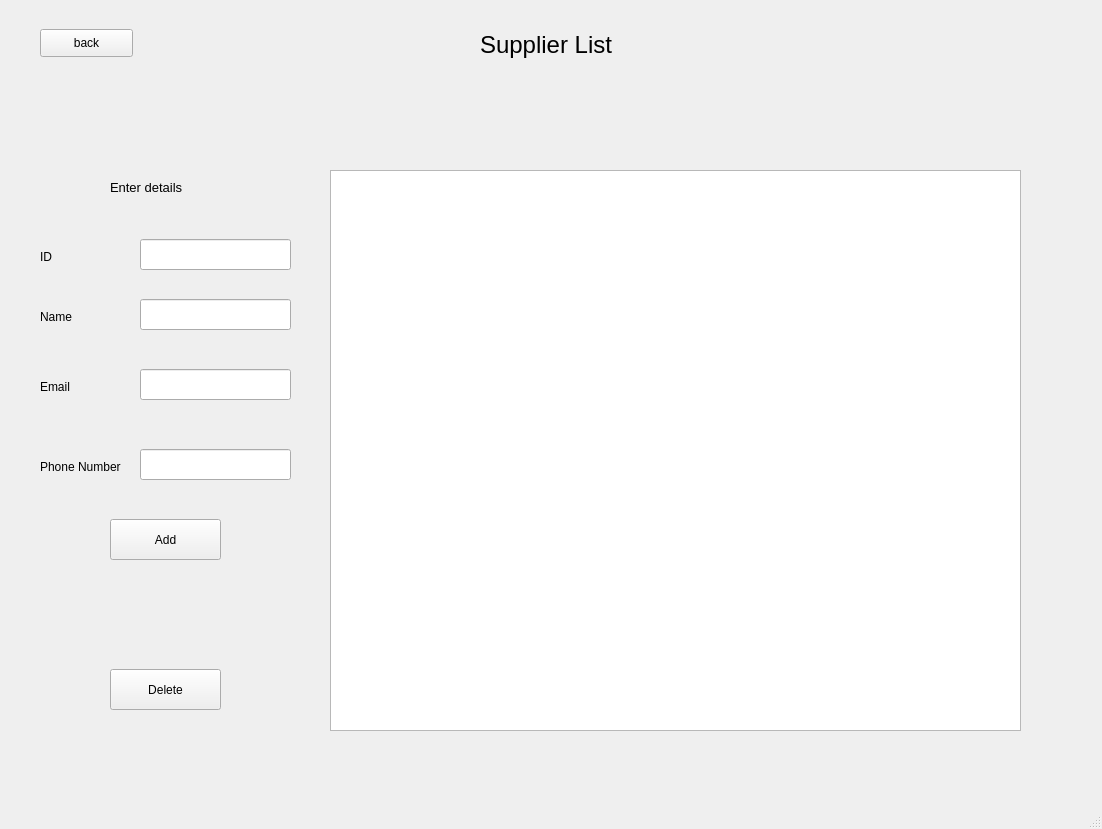
reh07/Pinnacle-Inventory-and-Order-Management-Software, file order.ui: the form before one commit.
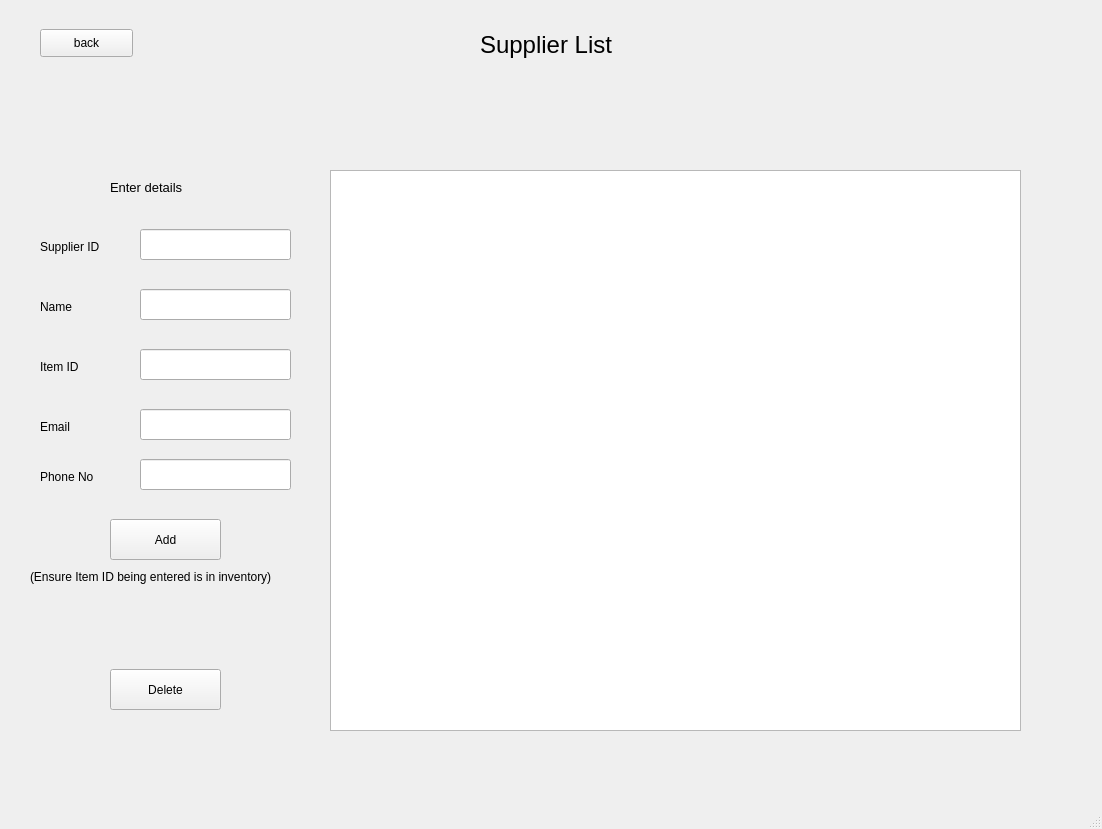
The form after the commit. The open tabs and pages were chosen to show the change.

Commit message: Added all the required MySQL files. Added functionality for Automatic orders page. Removed bugs for the supplier list page and edited code for insertSupplier_list and loadsupplier_listtabledata functions to accommodate new columns in the table on suppliers page.

```diff
--- a/order.ui
+++ b/order.ui
@@ -902,7 +902,7 @@
       <property name="geometry">
        <rect>
         <x>140</x>
-        <y>240</y>
+        <y>230</y>
         <width>151</width>
         <height>31</height>
        </rect>
@@ -912,7 +912,7 @@
       <property name="geometry">
        <rect>
         <x>140</x>
-        <y>300</y>
+        <y>290</y>
         <width>151</width>
         <height>31</height>
        </rect>
@@ -922,7 +922,7 @@
       <property name="geometry">
        <rect>
         <x>140</x>
-        <y>370</y>
+        <y>410</y>
         <width>151</width>
         <height>31</height>
        </rect>
@@ -932,7 +932,7 @@
       <property name="geometry">
        <rect>
         <x>140</x>
-        <y>450</y>
+        <y>460</y>
         <width>151</width>
         <height>31</height>
        </rect>
@@ -942,20 +942,20 @@
       <property name="geometry">
        <rect>
         <x>40</x>
-        <y>250</y>
-        <width>55</width>
+        <y>240</y>
+        <width>71</width>
         <height>16</height>
        </rect>
       </property>
       <property name="text">
-       <string>ID</string>
+       <string>Supplier ID</string>
       </property>
      </widget>
      <widget class="QLabel" name="label_21">
       <property name="geometry">
        <rect>
         <x>40</x>
-        <y>310</y>
+        <y>300</y>
         <width>55</width>
         <height>16</height>
        </rect>
@@ -968,7 +968,7 @@
       <property name="geometry">
        <rect>
         <x>40</x>
-        <y>380</y>
+        <y>420</y>
         <width>55</width>
         <height>16</height>
        </rect>
@@ -981,13 +981,13 @@
       <property name="geometry">
        <rect>
         <x>40</x>
-        <y>460</y>
+        <y>470</y>
         <width>91</width>
         <height>16</height>
        </rect>
       </property>
       <property name="text">
-       <string>Phone Number</string>
+       <string>Phone No</string>
       </property>
      </widget>
      <widget class="QLabel" name="label_24">
@@ -1008,6 +1008,42 @@
        <string>Enter details</string>
       </property>
      </widget>
+     <widget class="QLineEdit" name="lineEdit_14">
+      <property name="geometry">
+       <rect>
+        <x>140</x>
+        <y>350</y>
+        <width>151</width>
+        <height>31</height>
+       </rect>
+      </property>
+     </widget>
+     <widget class="QLabel" name="label_31">
+      <property name="geometry">
+       <rect>
+        <x>40</x>
+        <y>360</y>
+        <width>55</width>
+        <height>16</height>
+       </rect>
+      </property>
+      <property name="text">
+       <string>Item ID</string>
+      </property>
+     </widget>
+     <widget class="QLabel" name="label_33">
+      <property name="geometry">
+       <rect>
+        <x>30</x>
+        <y>570</y>
+        <width>271</width>
+        <height>16</height>
+       </rect>
+      </property>
+      <property name="text">
+       <string>(Ensure Item ID being entered is in inventory)</string>
+      </property>
+     </widget>
     </widget>
     <widget class="QWidget" name="supplier_orders">
      <widget class="QLabel" name="label_13">
```
Left out of the diff: 94 changed lines with no effect on the pictures. The commit also changes 9 other files.
